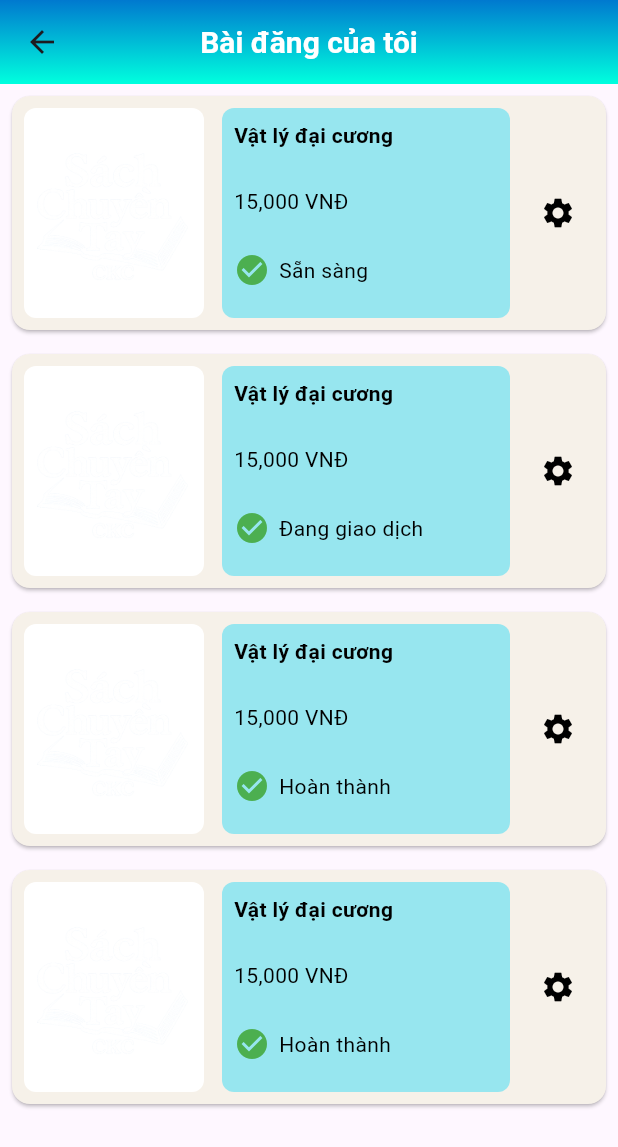
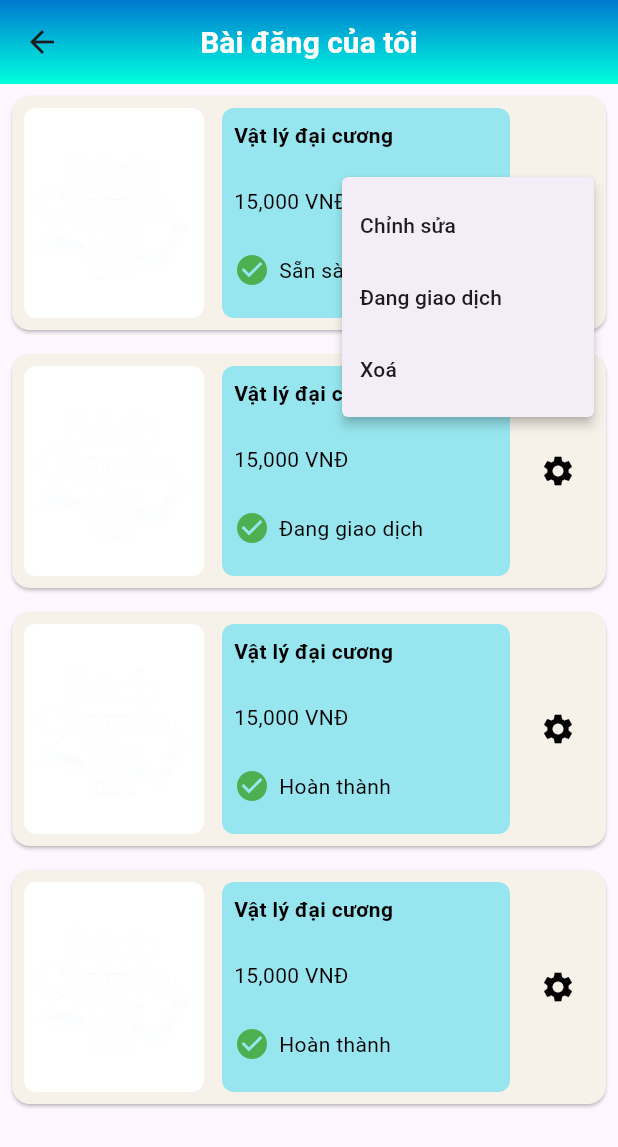
Before and after one commit to MinhNhat-6324/DATN, a Flutter app: the MyPostScreen screen opened directly, after a tap on the "settings" icon, on a phone screen of 412 x 824 dp. Shown: the top 1147 px of the screen. Run offline on Flutter 3.47's test engine with Material 3 defaults, Android fonts, the phone set to English and light mode, and no system bars; our stand-ins replace image_picker; network calls fail.

```diff
--- a/lib/Screen/my_post_screen.dart
+++ b/lib/Screen/my_post_screen.dart
@@ -1,6 +1,14 @@
 import 'package:flutter/material.dart';
+import 'update_post_screen.dart';
 
-class MyPostScreen extends StatelessWidget {
+class MyPostScreen extends StatefulWidget {
+  const MyPostScreen({super.key});
+
+  @override
+  State<MyPostScreen> createState() => _MyPostScreenState();
+}
+
+class _MyPostScreenState extends State<MyPostScreen> {
   final List<Post> posts = [
     Post(title: 'Vật lý đại cương', price: '15,000 VNĐ', status: 'Sẵn sàng'),
     Post(
@@ -24,10 +32,7 @@ class MyPostScreen extends StatelessWidget {
         flexibleSpace: Container(
           decoration: const BoxDecoration(
             gradient: LinearGradient(
-              colors: [
-                Color(0xFF0079CF), // Xanh đậm
-                Color(0xFF00FFDE), // Xanh nhạt
-              ],
+              colors: [Color(0xFF0079CF), Color(0xFF00FFDE)],
               begin: Alignment.topCenter,
               end: Alignment.bottomCenter,
             ),
@@ -39,7 +44,19 @@ class MyPostScreen extends StatelessWidget {
       body: ListView.builder(
         itemCount: posts.length,
         itemBuilder: (context, index) {
-          return PostCard(post: posts[index]);
+          return PostCard(
+            post: posts[index],
+            onEdit: () async {
+              // Đây là nơi bạn có thể nhận dữ liệu đã chỉnh sửa nếu muốn
+              await Navigator.push(
+                context,
+                MaterialPageRoute(
+                  builder: (context) => UpdatePostScreen(),
+                ),
+              );
+              setState(() {}); // Làm mới nếu cần cập nhật UI
+            },
+          );
         },
       ),
     );
@@ -54,11 +71,17 @@ class Post {
   Post({required this.title, required this.price, required this.status});
 }
 
-class PostCard extends StatelessWidget {
+class PostCard extends StatefulWidget {
   final Post post;
+  final VoidCallback onEdit;
 
-  PostCard({required this.post});
+  const PostCard({super.key, required this.post, required this.onEdit});
 
+  @override
+  State<PostCard> createState() => _PostCardState();
+}
+
+class _PostCardState extends State<PostCard> {
   @override
   Widget build(BuildContext context) {
     return Card(
@@ -89,18 +112,18 @@ class PostCard extends StatelessWidget {
                 child: Column(
                   crossAxisAlignment: CrossAxisAlignment.start,
                   children: [
-                    Text(post.title,
+                    Text(widget.post.title,
                         style: const TextStyle(
                             color: Colors.black, fontWeight: FontWeight.bold)),
                     const SizedBox(height: 24),
-                    Text(post.price,
+                    Text(widget.post.price,
                         style: const TextStyle(color: Colors.black)),
                     const SizedBox(height: 24),
                     Row(
                       children: [
-                        Icon(Icons.check_circle, color: Colors.green),
+                        const Icon(Icons.check_circle, color: Colors.green),
                         const SizedBox(width: 6),
-                        Text(post.status,
+                        Text(widget.post.status,
                             style: const TextStyle(color: Colors.black)),
                       ],
                     ),
@@ -109,9 +132,35 @@ class PostCard extends StatelessWidget {
               ),
             ),
             const SizedBox(width: 8),
-            IconButton(
+            PopupMenuButton<String>(
               icon: const Icon(Icons.settings, color: Colors.black),
-              onPressed: () {},
+              onSelected: (value) {
+                if (value == 'edit') {
+                  widget.onEdit();
+                } else if (value == 'in_progress') {
+                  ScaffoldMessenger.of(context).showSnackBar(
+                    const SnackBar(content: Text('Đang giao dịch...')),
+                  );
+                } else if (value == 'delete') {
+                  ScaffoldMessenger.of(context).showSnackBar(
+                    const SnackBar(content: Text('Đã xoá bài viết')),
+                  );
+                }
+              },
+              itemBuilder: (BuildContext context) => <PopupMenuEntry<String>>[
+                const PopupMenuItem<String>(
+                  value: 'edit',
+                  child: Text('Chỉnh sửa'),
+                ),
+                const PopupMenuItem<String>(
+                  value: 'in_progress',
+                  child: Text('Đang giao dịch'),
+                ),
+                const PopupMenuItem<String>(
+                  value: 'delete',
+                  child: Text('Xoá'),
+                ),
+              ],
             ),
           ],
         ),
```
Also changed, not shown: lib/Screen/update_post_screen.dart (+29 -20 lines).
